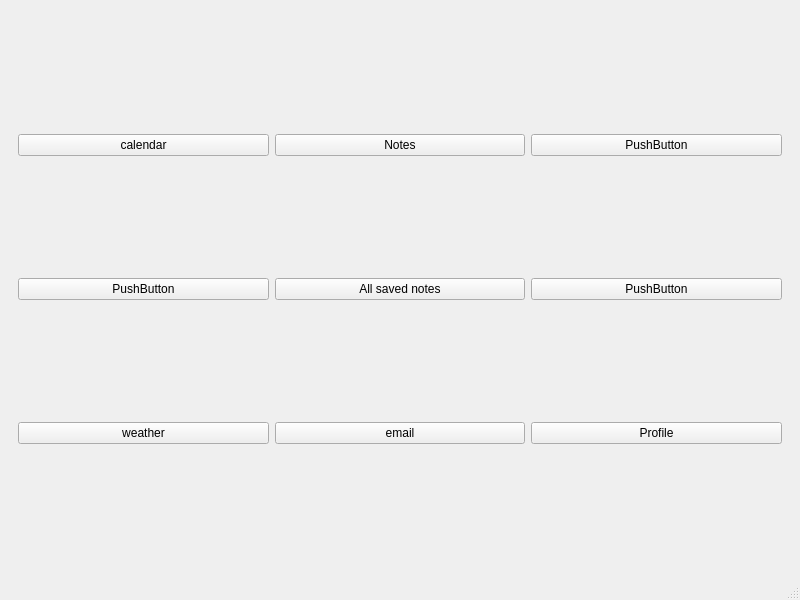
Qt form mainwindow.ui (Tauski/IdealPDA_Windows) before a commit.
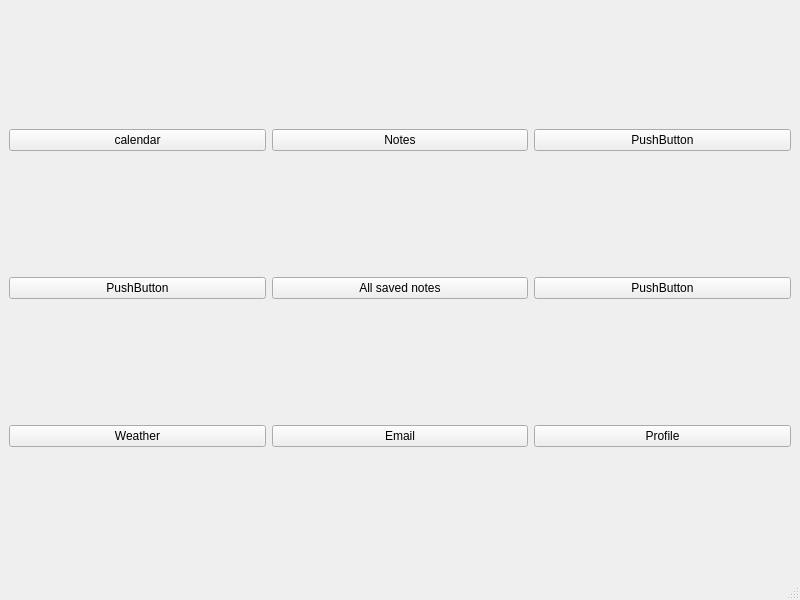
The same form after that commit.

Commit message: Finished backend of weatherDialog for now

```diff
--- a/mainwindow.ui
+++ b/mainwindow.ui
@@ -14,20 +14,13 @@
    <string>MainWindow</string>
   </property>
   <widget class="QWidget" name="centralwidget">
-   <layout class="QHBoxLayout" name="horizontalLayout_5">
-    <item>
-     <widget class="QStackedWidget" name="stackedWidget">
-      <property name="currentIndex">
-       <number>0</number>
-      </property>
-      <widget class="QWidget" name="page_2">
-       <layout class="QHBoxLayout" name="horizontalLayout_6">
+   <layout class="QHBoxLayout" name="horizontalLayout">
         <item>
          <layout class="QGridLayout" name="gridLayout">
           <item row="3" column="0">
            <widget class="QPushButton" name="pb7">
             <property name="text">
-             <string>weather</string>
+         <string>Weather</string>
             </property>
            </widget>
           </item>
@@ -41,7 +34,7 @@
           <item row="3" column="1">
            <widget class="QPushButton" name="pb8">
             <property name="text">
-             <string>email</string>
+         <string>Email</string>
             </property>
            </widget>
           </item>
@@ -100,10 +93,6 @@
            </widget>
           </item>
          </layout>
-        </item>
-       </layout>
-      </widget>
-     </widget>
     </item>
    </layout>
   </widget>
```
Left out of the diff: 12 changed lines with no effect on the pictures. Lines whose indentation alone changed are shown as unchanged. The commit also changes 18 other files.
